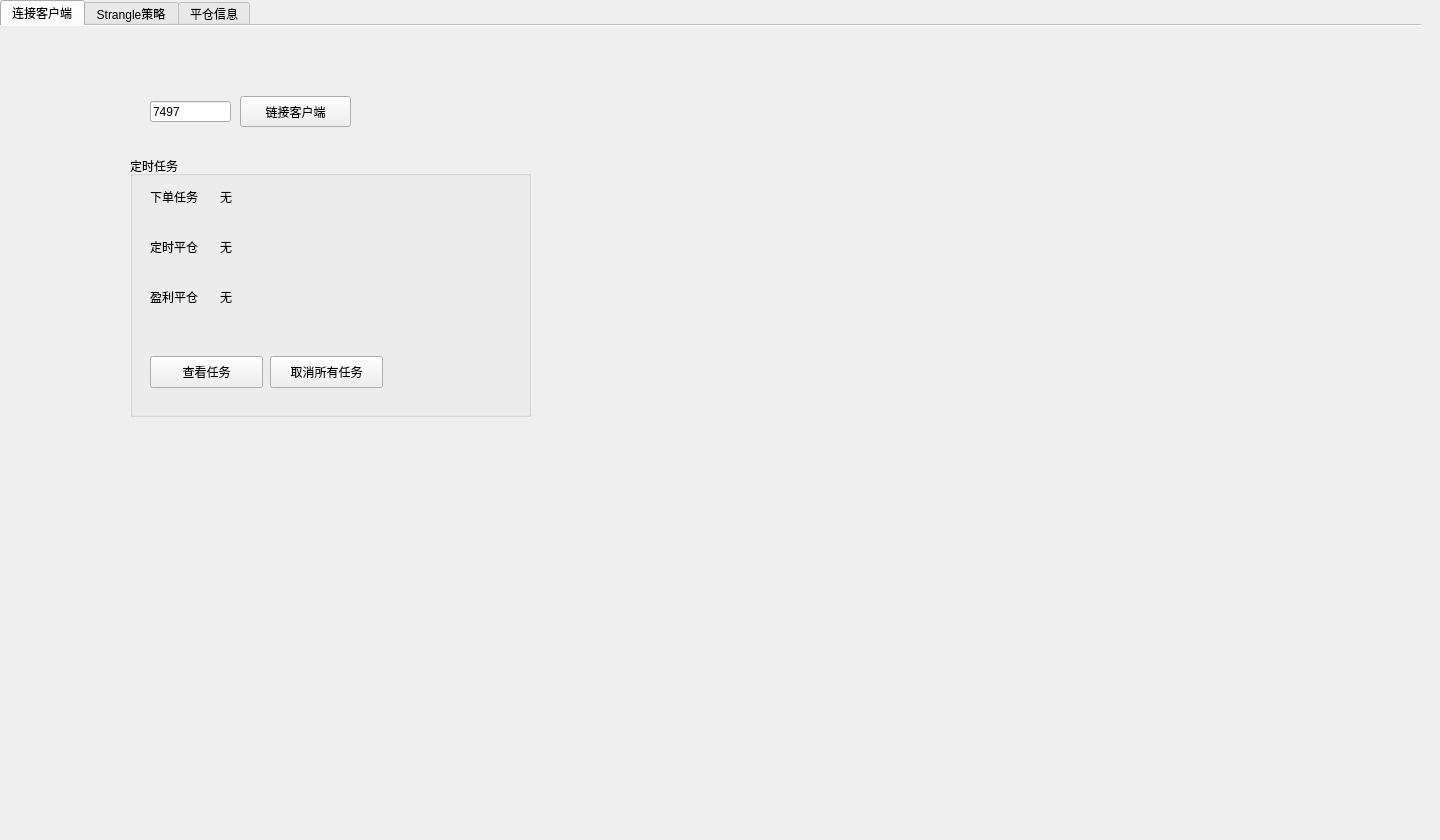
First picture: the form in UIElements/UIWindow.ui, repository crosstmh/IB_Bot, before the edit.
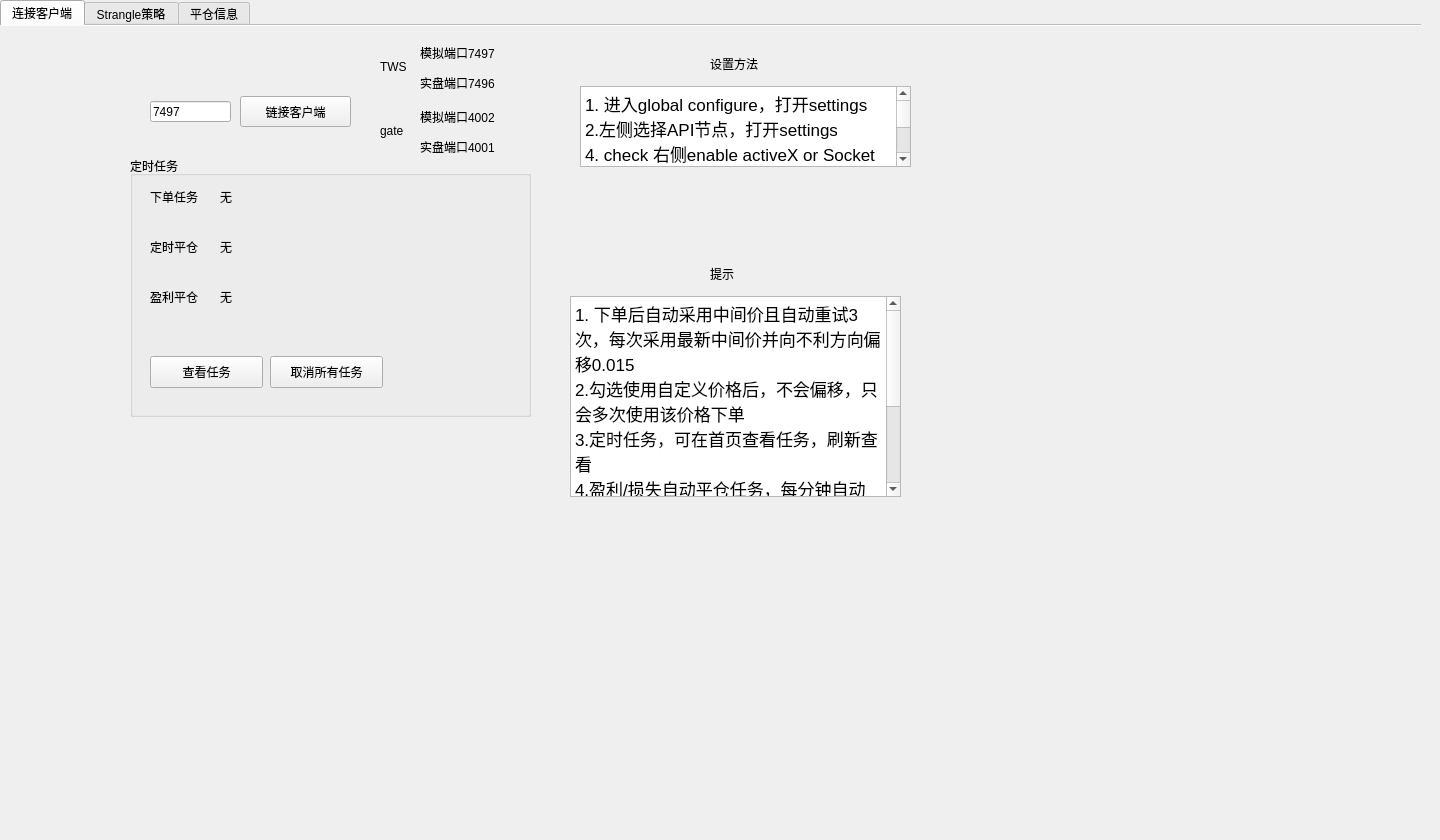
Second picture: the form after the edit. The open tabs and pages were chosen to show the change. Custom widgets are drawn as their Qt base class.

```diff
--- a/UIElements/UIWindow.ui
+++ b/UIElements/UIWindow.ui
@@ -197,6 +197,152 @@
        </property>
       </widget>
      </widget>
+     <widget class="QLabel" name="label_20">
+      <property name="geometry">
+       <rect>
+        <x>380</x>
+        <y>30</y>
+        <width>61</width>
+        <height>21</height>
+       </rect>
+      </property>
+      <property name="text">
+       <string>TWS</string>
+      </property>
+     </widget>
+     <widget class="QLabel" name="label_22">
+      <property name="geometry">
+       <rect>
+        <x>420</x>
+        <y>16</y>
+        <width>91</width>
+        <height>21</height>
+       </rect>
+      </property>
+      <property name="text">
+       <string>模拟端口7497</string>
+      </property>
+     </widget>
+     <widget class="QLabel" name="label_23">
+      <property name="geometry">
+       <rect>
+        <x>420</x>
+        <y>46</y>
+        <width>91</width>
+        <height>21</height>
+       </rect>
+      </property>
+      <property name="text">
+       <string>实盘端口7496</string>
+      </property>
+     </widget>
+     <widget class="QLabel" name="label_24">
+      <property name="geometry">
+       <rect>
+        <x>420</x>
+        <y>110</y>
+        <width>91</width>
+        <height>21</height>
+       </rect>
+      </property>
+      <property name="text">
+       <string>实盘端口4001</string>
+      </property>
+     </widget>
+     <widget class="QLabel" name="label_21">
+      <property name="geometry">
+       <rect>
+        <x>380</x>
+        <y>94</y>
+        <width>61</width>
+        <height>21</height>
+       </rect>
+      </property>
+      <property name="text">
+       <string>gate</string>
+      </property>
+     </widget>
+     <widget class="QLabel" name="label_25">
+      <property name="geometry">
+       <rect>
+        <x>420</x>
+        <y>80</y>
+        <width>91</width>
+        <height>21</height>
+       </rect>
+      </property>
+      <property name="text">
+       <string>模拟端口4002</string>
+      </property>
+     </widget>
+     <widget class="QTextBrowser" name="textBrowser">
+      <property name="geometry">
+       <rect>
+        <x>580</x>
+        <y>60</y>
+        <width>331</width>
+        <height>81</height>
+       </rect>
+      </property>
+      <property name="html">
+       <string>&lt;!DOCTYPE HTML PUBLIC &quot;-//W3C//DTD HTML 4.0//EN&quot; &quot;http://www.w3.org/TR/REC-html40/strict.dtd&quot;&gt;
+&lt;html&gt;&lt;head&gt;&lt;meta name=&quot;qrichtext&quot; content=&quot;1&quot; /&gt;&lt;style type=&quot;text/css&quot;&gt;
+p, li { white-space: pre-wrap; }
+&lt;/style&gt;&lt;/head&gt;&lt;body style=&quot; font-family:'.AppleSystemUIFont'; font-size:13pt; font-weight:400; font-style:normal;&quot;&gt;
+&lt;p style=&quot; margin-top:0px; margin-bottom:0px; margin-left:0px; margin-right:0px; -qt-block-indent:0; text-indent:0px;&quot;&gt;1. 进入global configure，打开settings&lt;/p&gt;
+&lt;p style=&quot; margin-top:0px; margin-bottom:0px; margin-left:0px; margin-right:0px; -qt-block-indent:0; text-indent:0px;&quot;&gt;2.左侧选择API节点，打开settings&lt;/p&gt;
+&lt;p style=&quot; margin-top:0px; margin-bottom:0px; margin-left:0px; margin-right:0px; -qt-block-indent:0; text-indent:0px;&quot;&gt;4. check 右侧enable activeX or Socket Client&lt;/p&gt;
+&lt;p style=&quot; margin-top:0px; margin-bottom:0px; margin-left:0px; margin-right:0px; -qt-block-indent:0; text-indent:0px;&quot;&gt;3.uncheck 右侧 read-only api，给与接口下单权限&lt;/p&gt;&lt;/body&gt;&lt;/html&gt;</string>
+      </property>
+     </widget>
+     <widget class="QLabel" name="label">
+      <property name="geometry">
+       <rect>
+        <x>710</x>
+        <y>30</y>
+        <width>60</width>
+        <height>16</height>
+       </rect>
+      </property>
+      <property name="text">
+       <string>设置方法</string>
+      </property>
+     </widget>
+     <widget class="QTextBrowser" name="textBrowser_2">
+      <property name="geometry">
+       <rect>
+        <x>570</x>
+        <y>270</y>
+        <width>331</width>
+        <height>201</height>
+       </rect>
+      </property>
+      <property name="html">
+       <string>&lt;!DOCTYPE HTML PUBLIC &quot;-//W3C//DTD HTML 4.0//EN&quot; &quot;http://www.w3.org/TR/REC-html40/strict.dtd&quot;&gt;
+&lt;html&gt;&lt;head&gt;&lt;meta name=&quot;qrichtext&quot; content=&quot;1&quot; /&gt;&lt;style type=&quot;text/css&quot;&gt;
+p, li { white-space: pre-wrap; }
+&lt;/style&gt;&lt;/head&gt;&lt;body style=&quot; font-family:'.AppleSystemUIFont'; font-size:13pt; font-weight:400; font-style:normal;&quot;&gt;
+&lt;p style=&quot; margin-top:0px; margin-bottom:0px; margin-left:0px; margin-right:0px; -qt-block-indent:0; text-indent:0px;&quot;&gt;1. 下单后自动采用中间价且自动重试3次，每次采用最新中间价并向不利方向偏移0.015&lt;/p&gt;
+&lt;p style=&quot; margin-top:0px; margin-bottom:0px; margin-left:0px; margin-right:0px; -qt-block-indent:0; text-indent:0px;&quot;&gt;2.勾选使用自定义价格后，不会偏移，只会多次使用该价格下单&lt;/p&gt;
+&lt;p style=&quot; margin-top:0px; margin-bottom:0px; margin-left:0px; margin-right:0px; -qt-block-indent:0; text-indent:0px;&quot;&gt;3.定时任务，可在首页查看任务，刷新查看&lt;/p&gt;
+&lt;p style=&quot; margin-top:0px; margin-bottom:0px; margin-left:0px; margin-right:0px; -qt-block-indent:0; text-indent:0px;&quot;&gt;4.盈利/损失自动平仓任务，每分钟自动检查持仓状态，符合盈利损失条件则使用中间价平仓(同样重试3次)&lt;/p&gt;
+&lt;p style=&quot; margin-top:0px; margin-bottom:0px; margin-left:0px; margin-right:0px; -qt-block-indent:0; text-indent:0px;&quot;&gt;5.盘后IB接口停止提供数据，则无法显示正常ask/bid ，iv等数据&lt;/p&gt;
+&lt;p style=&quot; margin-top:0px; margin-bottom:0px; margin-left:0px; margin-right:0px; -qt-block-indent:0; text-indent:0px;&quot;&gt;6.电脑自动sleep后，定时脚本无法正常运行&lt;/p&gt;&lt;/body&gt;&lt;/html&gt;</string>
+      </property>
+     </widget>
+     <widget class="QLabel" name="label_2">
+      <property name="geometry">
+       <rect>
+        <x>710</x>
+        <y>240</y>
+        <width>60</width>
+        <height>16</height>
+       </rect>
+      </property>
+      <property name="text">
+       <string>提示</string>
+      </property>
+     </widget>
     </widget>
     <widget class="StrangleTab" name="tab2">
      <attribute name="title">
```
